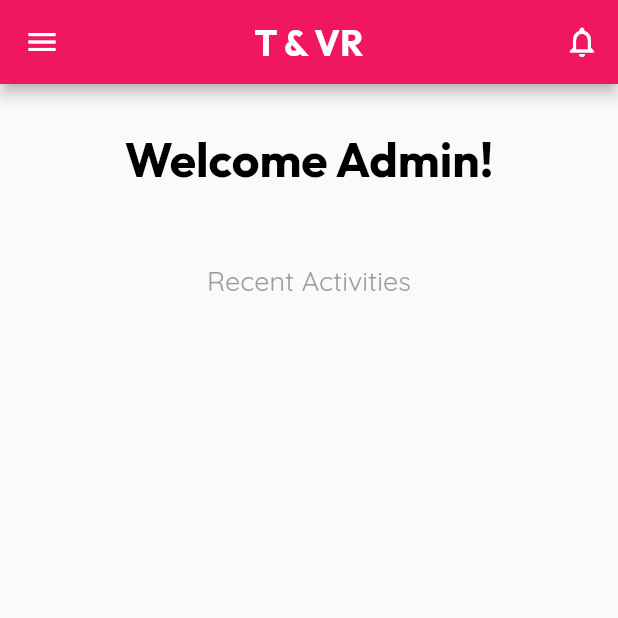
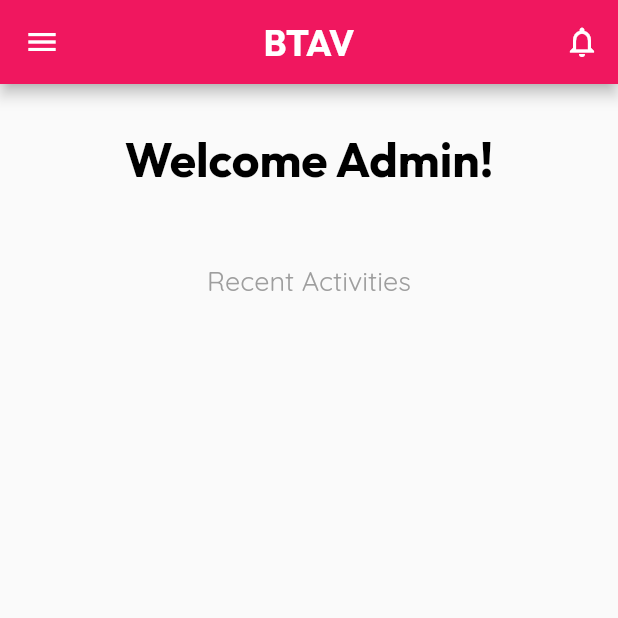
Before and after one commit to Lans12345/violation_system, a Flutter app: the AdminHome screen opened directly, on a phone screen of 412 x 824 dp, the top half of it. Run offline on Flutter 3.47's test engine with Material 2 defaults, Android fonts, the phone set to English and light mode, and no system bars; our stand-ins replace cloud_firestore, firebase_auth, firebase_core, firebase_storage, flutter_spinkit, fluttertoast and 5 more; missing offline and left inert: flutter_barcode_scanner, flutter_downloader; accounts and stored records are empty.

Commit message:
changed app name

```diff
--- a/lib/screens/auth/admin/admin_login.dart
+++ b/lib/screens/auth/admin/admin_login.dart
@@ -28,7 +28,7 @@ class AdminLogin extends StatelessWidget {
                 height: 20,
               ),
               TextBold(
-                text: 'T & VR',
+                text: 'BTAV',
                 fontSize: 48,
                 color: Colors.black,
               ),
--- a/lib/screens/auth/landing_screen.dart
+++ b/lib/screens/auth/landing_screen.dart
@@ -21,7 +21,7 @@ class LandingScreen extends StatelessWidget {
               height: 20,
             ),
             TextBold(
-              text: 'T & VR',
+              text: 'BTAV',
               fontSize: 48,
               color: Colors.black,
             ),
@@ -31,8 +31,8 @@ class LandingScreen extends StatelessWidget {
             ButtonWidget(
               label: 'Get Started',
               onPressed: () {
-                Navigator.of(context).pushReplacement(
-                    MaterialPageRoute(builder: (context) => OfficerLogin()));
+                Navigator.of(context).pushReplacement(MaterialPageRoute(
+                    builder: (context) => const OfficerLogin()));
               },
             ),
             // const SizedBox(
--- a/lib/screens/auth/officer/office_login.dart
+++ b/lib/screens/auth/officer/office_login.dart
@@ -42,7 +42,7 @@ class _OfficerLoginState extends State<OfficerLogin> {
                 height: 20,
               ),
               TextBold(
-                text: 'T & VR',
+                text: 'BTAV',
                 fontSize: 48,
                 color: Colors.black,
               ),
--- a/lib/screens/views/admin/admin_home.dart
+++ b/lib/screens/views/admin/admin_home.dart
@@ -61,7 +61,7 @@ class _AdminHomeState extends State<AdminHome> {
       drawer: const DrawerWidget(),
       appBar: AppBar(
         backgroundColor: const Color.fromARGB(255, 240, 23, 95),
-        title: TextBold(text: 'T & VR', fontSize: 24, color: Colors.white),
+        title: TextBold(text: 'BTAV', fontSize: 24, color: Colors.white),
         centerTitle: true,
         actions: [
           IconButton(
--- a/lib/screens/views/cashier/cashier_screen.dart
+++ b/lib/screens/views/cashier/cashier_screen.dart
@@ -85,7 +85,7 @@ class _CashierScreenState extends State<CashierScreen> {
           child: Image.asset('assets/images/logo.png'),
         ),
         backgroundColor: const Color.fromARGB(255, 240, 23, 95),
-        title: TextBold(text: 'T & VR', fontSize: 24, color: Colors.white),
+        title: TextBold(text: 'BTAV', fontSize: 24, color: Colors.white),
         centerTitle: true,
         actions: [
           IconButton(
--- a/lib/screens/views/driver/driver_screen.dart
+++ b/lib/screens/views/driver/driver_screen.dart
@@ -26,7 +26,7 @@ class DriverScreen extends StatelessWidget {
           child: Image.asset('assets/images/logo.png'),
         ),
         backgroundColor: const Color.fromARGB(255, 240, 23, 95),
-        title: TextBold(text: 'T & VR', fontSize: 24, color: Colors.white),
+        title: TextBold(text: 'BTAV', fontSize: 24, color: Colors.white),
         centerTitle: true,
         actions: [
           IconButton(
--- a/lib/screens/views/officer/officer_home_screen.dart
+++ b/lib/screens/views/officer/officer_home_screen.dart
@@ -69,7 +69,7 @@ class _OfficerHomeScreenState extends State<OfficerHomeScreen> {
         ),
         backgroundColor: const Color.fromARGB(255, 240, 23, 95),
         title: TextBold(
-            text: _currentIndex != 3 ? 'T & VR' : 'My Profile',
+            text: _currentIndex != 3 ? 'BTAV' : 'My Profile',
             fontSize: 24,
             color: Colors.white),
         centerTitle: true,
```
Also changed, not shown: 1 other file.
